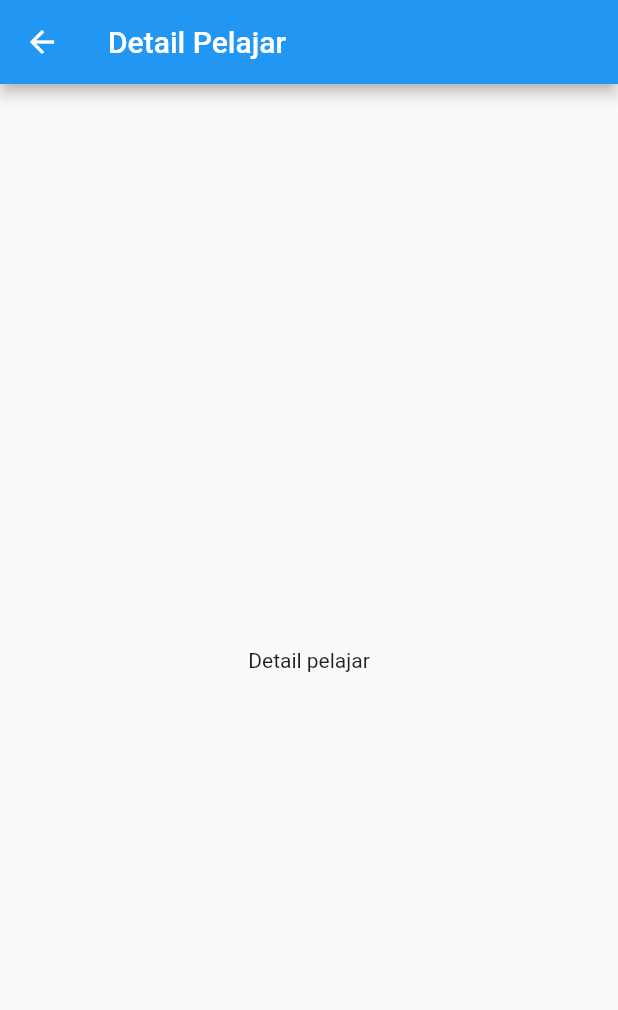
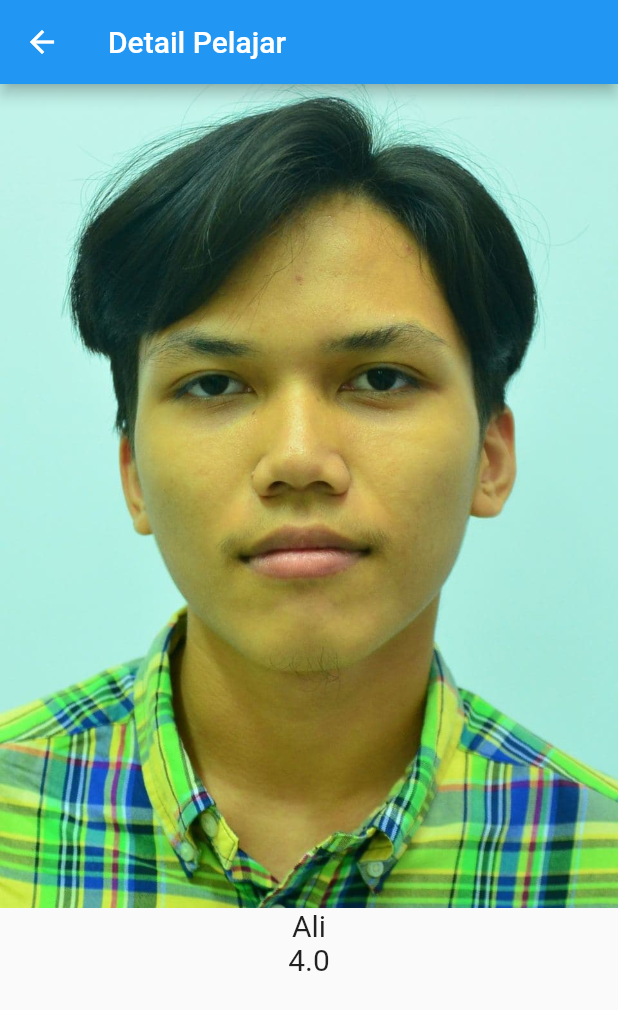
Before and after one commit to casfian/kplistdemo, a Flutter app: the SenaraiPelajar screen opened by its route, after a tap on "4.0", on a phone screen of 412 x 824 dp. Shown: the top 1010 px of the screen. Run offline on Flutter 3.47's test engine with Material 2 defaults, Android fonts, the phone set to English and light mode, and no system bars.

Commit message:
add detail page codes

```diff
--- a/lib/detailpelajar.dart
+++ b/lib/detailpelajar.dart
@@ -1,14 +1,31 @@
 import 'package:flutter/material.dart';
+import 'package:lkpistdemo/pelajar.dart';
 
 class Detailpelajar extends StatelessWidget {
-  const Detailpelajar({Key? key}) : super(key: key);
+  Detailpelajar({Key? key, required this.pass}) : super(key: key);
+
+  final Pelajar pass;
 
   @override
   Widget build(BuildContext context) {
     return Scaffold(
-      appBar: AppBar(title: Text('Detail Pelajar'),),
+      appBar: AppBar(
+        title: Text('Detail Pelajar'),
+      ),
       body: Center(
-        child: Text('Detail pelajar'),
+        child: Column(
+          children: [
+            Image.asset(pass.photo),
+            Text(
+              pass.nama,
+              style: TextStyle(fontSize: 20),
+            ),
+            Text(
+              pass.cgpa,
+              style: TextStyle(fontSize: 20),
+            ),
+          ],
+        ),
       ),
     );
   }
--- a/lib/senaraipelajar.dart
+++ b/lib/senaraipelajar.dart
@@ -24,7 +24,11 @@ class SenaraiPelajar extends StatelessWidget {
             return InkWell(
               onTap: () {
                 //navigate
-                Navigator.push(context, MaterialPageRoute(builder: (context) => Detailpelajar() ));
+                Navigator.push(
+                    context,
+                    MaterialPageRoute(
+                        builder: (context) =>
+                            Detailpelajar(pass: pelajar[index])));
               },
               child: Container(
                 margin: EdgeInsets.all(10),
```
